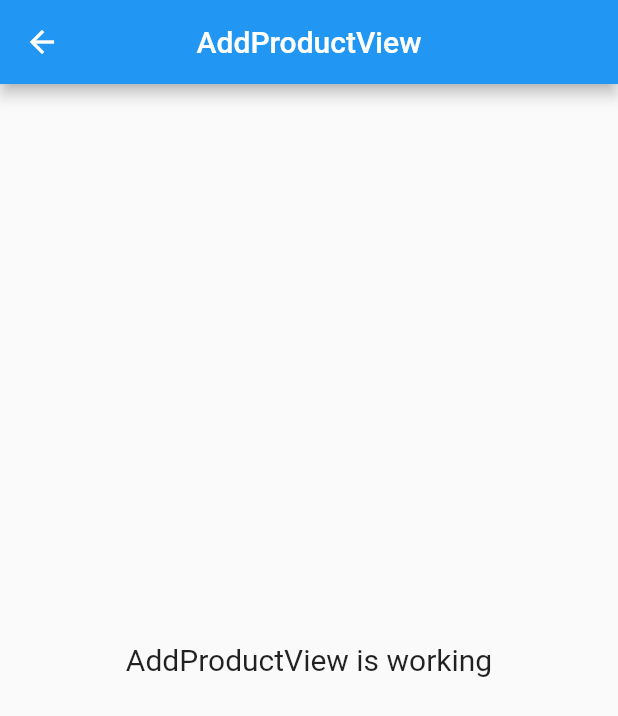
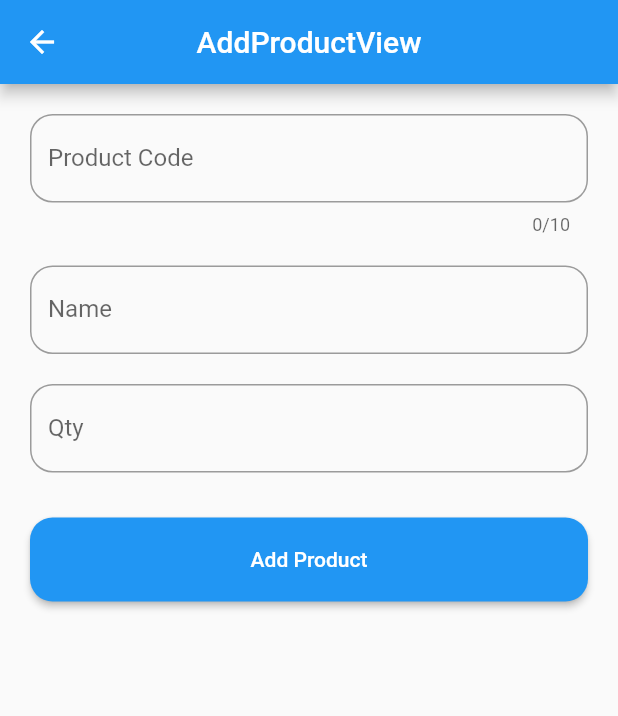
Before and after one commit to anasmisbah/qr_code, a Flutter app: the AddProductView screen opened by its route, on a phone screen of 412 x 824 dp. Shown: the top 716 px of the screen. Run offline on Flutter 3.47's test engine with Material 2 defaults, Android fonts, the phone set to English and light mode, and no system bars; our stand-ins replace cloud_firestore, firebase_auth, firebase_core, get; accounts and stored records are empty; network calls fail.

Commit message:
add products

```diff
--- a/lib/app/modules/add_product/controllers/add_product_controller.dart
+++ b/lib/app/modules/add_product/controllers/add_product_controller.dart
@@ -1,23 +1,27 @@
+import 'package:cloud_firestore/cloud_firestore.dart';
+import 'package:flutter/material.dart';
 import 'package:get/get.dart';
 
 class AddProductController extends GetxController {
-  //TODO: Implement AddProductController
+  TextEditingController codeC = TextEditingController();
+  TextEditingController nameC = TextEditingController();
+  TextEditingController qtyC = TextEditingController();
 
-  final count = 0.obs;
-  @override
-  void onInit() {
-    super.onInit();
+  RxBool isLoading = false.obs;
+
+  FirebaseFirestore firestore = FirebaseFirestore.instance;
+
+  Future<Map<String, dynamic>> addProduct(Map<String, dynamic> data) async {
+    try {
+      DocumentReference<Map<String, dynamic>> res =
+          await firestore.collection("products").add(data);
+      await firestore.collection("products").doc(res.id).update(
+        {"productId": res.id},
+      );
+      return {"error": false, "message": "Berhasil menambah product"};
+    } catch (e) {
+      print(e);
+      return {"error": true, "message": "Tidak dapat menambah product"};
+    }
   }
-
-  @override
-  void onReady() {
-    super.onReady();
-  }
-
-  @override
-  void onClose() {
-    super.onClose();
-  }
-
-  void increment() => count.value++;
 }
--- a/lib/app/modules/add_product/views/add_product_view.dart
+++ b/lib/app/modules/add_product/views/add_product_view.dart
@@ -13,11 +13,85 @@ class AddProductView extends GetView<AddProductController> {
         title: const Text('AddProductView'),
         centerTitle: true,
       ),
-      body: const Center(
-        child: Text(
-          'AddProductView is working',
-          style: TextStyle(fontSize: 20),
-        ),
+      body: ListView(
+        padding: EdgeInsets.all(20),
+        children: [
+          TextField(
+            autocorrect: false,
+            controller: controller.codeC,
+            keyboardType: TextInputType.number,
+            maxLength: 10,
+            decoration: InputDecoration(
+              labelText: "Product Code",
+              border: OutlineInputBorder(
+                borderRadius: BorderRadius.circular(15),
+              ),
+            ),
+          ),
+          SizedBox(
+            height: 20,
+          ),
+          TextField(
+            autocorrect: false,
+            controller: controller.nameC,
+            keyboardType: TextInputType.text,
+            decoration: InputDecoration(
+              labelText: "Name",
+              border: OutlineInputBorder(
+                borderRadius: BorderRadius.circular(15),
+              ),
+            ),
+          ),
+          SizedBox(
+            height: 20,
+          ),
+          TextField(
+            autocorrect: false,
+            controller: controller.qtyC,
+            keyboardType: TextInputType.number,
+            decoration: InputDecoration(
+              labelText: "Qty",
+              border: OutlineInputBorder(
+                borderRadius: BorderRadius.circular(15),
+              ),
+            ),
+          ),
+          SizedBox(
+            height: 30,
+          ),
+          ElevatedButton(
+            onPressed: () async {
+              if (controller.isLoading.isFalse) {
+                controller.isLoading.value = true;
+                if (controller.codeC.text.isNotEmpty &&
+                    controller.nameC.text.isNotEmpty &&
+                    controller.qtyC.text.isNotEmpty) {
+                  Map<String, dynamic> res = await controller.addProduct({
+                    "code": controller.codeC.text,
+                    "name": controller.nameC.text,
+                    "qty": int.tryParse(controller.qtyC.text) ?? 0,
+                  });
+                  Get.back();
+                  Get.snackbar(res['error'] == true ? "Error" : "Berhasil",
+                      res['message']);
+                } else {
+                  Get.snackbar('Error', 'Code, Name dan qty wajib diiisi');
+                }
+                controller.isLoading.value = false;
+              }
+            },
+            style: ElevatedButton.styleFrom(
+              shape: RoundedRectangleBorder(
+                borderRadius: BorderRadius.circular(15),
+              ),
+              padding: EdgeInsets.symmetric(vertical: 20),
+            ),
+            child: Obx(
+              () => Text(
+                  controller.isLoading.isFalse ? "Add Product" : "Loading..."),
+            ),
+          ),
+        ],
       ),
     );
   }
```
Also changed, not shown: 1 other file.
